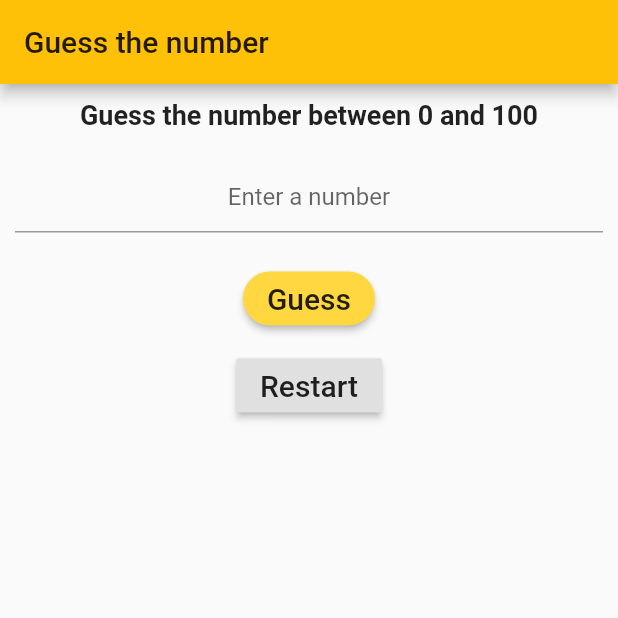
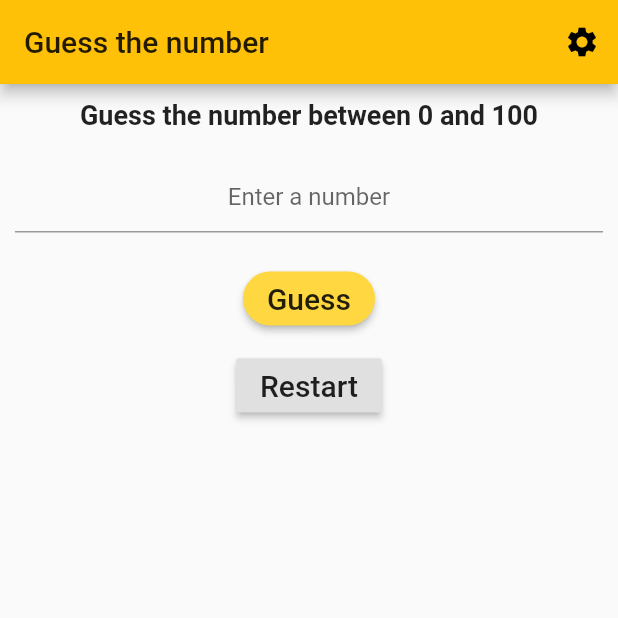
Before and after one commit to samuell324/flutter_app, a Flutter app: the screen it shows after launch, on a phone screen of 412 x 824 dp, the top half of it. Run offline on Flutter 3.47's test engine with Material 2 defaults, Android fonts, the phone set to English and light mode, and no system bars; our stand-ins replace fluttertoast.

Commit message:
add settings IconButton

```diff
--- a/lib/main.dart
+++ b/lib/main.dart
@@ -38,6 +38,11 @@ class _HomePageState extends State<HomePage> {
   Widget build(BuildContext context) {
     return Scaffold(
       appBar: AppBar(
+        actions: [
+          IconButton(icon: Icon(Icons.settings),
+            onPressed: () {},)
+        ],
+
         title: Text(widget.title),
       ),
       body: Center(
```
